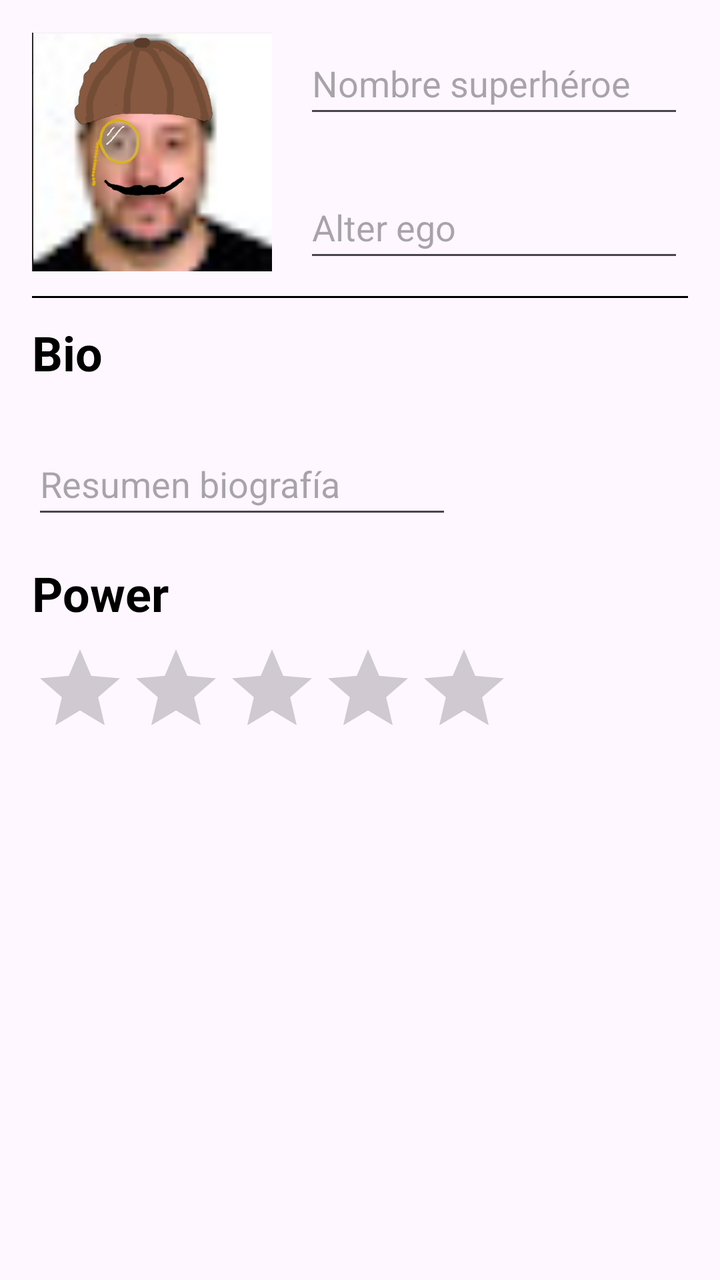
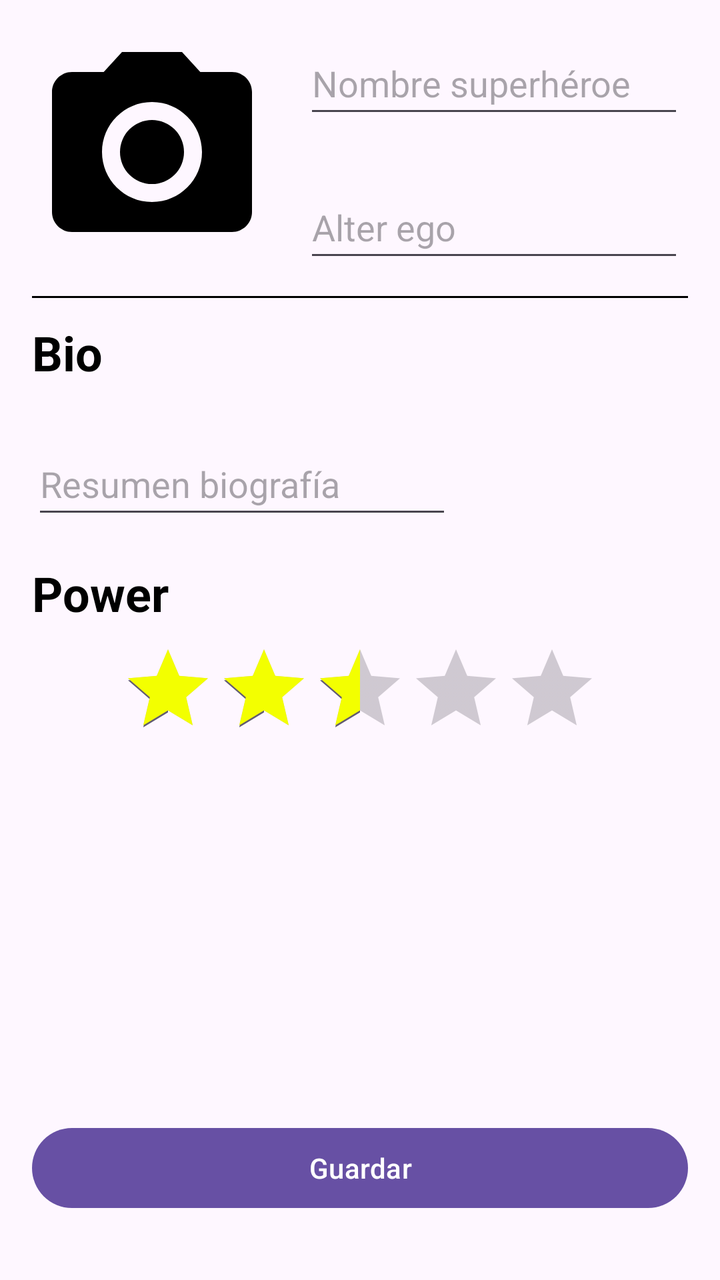

Two renders of the same Android screen: before a commit and after it. Below are the layout's source before the change and the commit's diff.
<!-- AndroidManifest.xml: application theme Theme.SuperHeroes -->
<!-- res/layout/activity_main.xml -->
<?xml version="1.0" encoding="utf-8"?>
<androidx.constraintlayout.widget.ConstraintLayout xmlns:android="http://schemas.android.com/apk/res/android"
    xmlns:app="http://schemas.android.com/apk/res-auto"
    xmlns:tools="http://schemas.android.com/tools"
    android:id="@+id/main"
    android:layout_width="match_parent"
    android:layout_height="match_parent"
    tools:context=".MainActivity">

    <ImageView
        android:id="@+id/HeroNameImage"
        android:layout_width="120dp"
        android:layout_height="120dp"
        android:layout_marginStart="16dp"
        android:layout_marginTop="16dp"
        app:layout_constraintStart_toStartOf="parent"
        app:layout_constraintTop_toTopOf="parent"
        app:srcCompat="@drawable/sebusca" />

    <EditText
        android:id="@+id/heroNameEdit"
        android:layout_width="190dp"
        android:layout_height="48dp"
        android:layout_marginStart="16dp"
        android:ems="10"
        android:hint="Nombre superhéroe"
        android:inputType="text"
        app:layout_constraintStart_toEndOf="@+id/HeroNameImage"
        app:layout_constraintTop_toTopOf="@+id/HeroNameImage" />

    <View
        android:id="@+id/view"
        android:layout_width="0dp"
        android:layout_height="1dp"
        android:layout_marginStart="16dp"
        android:layout_marginTop="132dp"
        android:layout_marginEnd="16dp"
        android:background="#000000"
        android:backgroundTint="#000000"
        app:layout_constraintEnd_toEndOf="parent"
        app:layout_constraintHorizontal_bias="0.0"
        app:layout_constraintStart_toStartOf="parent"
        app:layout_constraintTop_toTopOf="@id/HeroNameImage" />

    <EditText
        android:id="@+id/heroNameEdit2"
        android:layout_width="190dp"
        android:layout_height="48dp"
        android:layout_marginStart="16dp"
        android:ems="10"
        android:hint="Alter ego"
        android:inputType="text"
        app:layout_constraintBottom_toBottomOf="@+id/HeroNameImage"
        app:layout_constraintStart_toEndOf="@+id/HeroNameImage" />

    <TextView
        android:id="@+id/textBio"
        android:layout_width="wrap_content"
        android:layout_height="wrap_content"
        android:layout_marginStart="16dp"
        android:layout_marginTop="24dp"
        android:text="Bio"
        android:textColor="#000000"
        android:textSize="24sp"
        android:textStyle="bold"
        app:layout_constraintStart_toStartOf="parent"
        app:layout_constraintTop_toBottomOf="@+id/HeroNameImage" />

    <EditText
        android:id="@+id/editTextText3"
        android:layout_width="wrap_content"
        android:layout_height="wrap_content"
        android:layout_marginTop="24dp"
        android:ems="10"
        android:hint="Resumen biografía"
        android:inputType="text"
        android:minHeight="48dp"
        app:layout_constraintStart_toStartOf="@+id/textBio"
        app:layout_constraintTop_toBottomOf="@+id/textBio" />

    <TextView
        android:id="@+id/textPower"
        android:layout_width="wrap_content"
        android:layout_height="wrap_content"
        android:layout_marginStart="16dp"
        android:layout_marginTop="16dp"
        android:text="Power"
        android:textColor="#000000"
        android:textSize="24sp"
        android:textStyle="bold"
        app:layout_constraintStart_toStartOf="parent"
        app:layout_constraintTop_toBottomOf="@+id/editTextText3" />

    <RatingBar
        android:id="@+id/ratingBar"
        android:layout_width="wrap_content"
        android:layout_height="wrap_content"
        android:layout_marginStart="16dp"
        android:layout_marginTop="8dp"
        app:layout_constraintStart_toStartOf="parent"
        app:layout_constraintTop_toBottomOf="@+id/textPower" />

</androidx.constraintlayout.widget.ConstraintLayout>
<!-- resources referenced by this layout -->
<resources>
  <!-- drawable sebusca: png bitmap (drawable, 230033 bytes) -->
  <style name="Theme.SuperHeroes" parent="Base.Theme.SuperHeroes" />
  <style name="Base.Theme.SuperHeroes" parent="Theme.Material3.DayNight.NoActionBar">
          
          
      </style>
</resources>

<!-- the commit's change to res/layout/activity_main.xml (unified diff, before → after) -->
@@ -15,7 +15,7 @@
         android:layout_marginTop="16dp"
         app:layout_constraintStart_toStartOf="parent"
         app:layout_constraintTop_toTopOf="parent"
-        app:srcCompat="@drawable/sebusca" />
+        android:src="@drawable/camara" />
 
     <EditText
         android:id="@+id/heroNameEdit"
@@ -43,7 +43,7 @@
         app:layout_constraintTop_toTopOf="@id/HeroNameImage" />
 
     <EditText
-        android:id="@+id/heroNameEdit2"
+        android:id="@+id/alterEgoEdit"
         android:layout_width="190dp"
         android:layout_height="48dp"
         android:layout_marginStart="16dp"
@@ -92,12 +92,26 @@
         app:layout_constraintTop_toBottomOf="@+id/editTextText3" />
 
     <RatingBar
-        android:id="@+id/ratingBar"
+        android:id="@+id/power"
+        android:rating="2.5"
         android:layout_width="wrap_content"
         android:layout_height="wrap_content"
-        android:layout_marginStart="16dp"
         android:layout_marginTop="8dp"
+        android:progressTint="@color/amarillo"
+        app:layout_constraintEnd_toEndOf="parent"
         app:layout_constraintStart_toStartOf="parent"
         app:layout_constraintTop_toBottomOf="@+id/textPower" />
 
+    <Button
+        android:id="@+id/botonGuardar"
+        android:layout_width="0dp"
+        android:layout_height="wrap_content"
+        android:layout_marginBottom="32dp"
+        android:text="Guardar"
+
+        android:layout_marginHorizontal="16dp"
+        app:layout_constraintBottom_toBottomOf="parent"
+        app:layout_constraintEnd_toEndOf="parent"
+        app:layout_constraintStart_toStartOf="parent" />
+
 </androidx.constraintlayout.widget.ConstraintLayout>
<!-- resource entries referenced after the edit -->
@@ -1,6 +1,14 @@
 <!-- resources referenced by this layout -->
 <resources>
-  <!-- drawable sebusca: png bitmap (drawable, 230033 bytes) -->
+  <color name="amarillo">#F3FF00</color>
+  <!-- drawable camara (drawable) -->
+  <vector xmlns:android="http://schemas.android.com/apk/res/android" android:height="24dp" android:tint="#000000" android:viewportHeight="24" android:viewportWidth="24" android:width="24dp">
+        
+      <path android:fillColor="@android:color/white" android:pathData="M12,12m-3.2,0a3.2,3.2 0,1 1,6.4 0a3.2,3.2 0,1 1,-6.4 0"/>
+        
+      <path android:fillColor="@android:color/white" android:pathData="M9,2L7.17,4L4,4c-1.1,0 -2,0.9 -2,2v12c0,1.1 0.9,2 2,2h16c1.1,0 2,-0.9 2,-2L22,6c0,-1.1 -0.9,-2 -2,-2h-3.17L15,2L9,2zM12,17c-2.76,0 -5,-2.24 -5,-5s2.24,-5 5,-5 5,2.24 5,5 -2.24,5 -5,5z"/>
+      
+  </vector>
   <style name="Theme.SuperHeroes" parent="Base.Theme.SuperHeroes" />
   <style name="Base.Theme.SuperHeroes" parent="Theme.Material3.DayNight.NoActionBar">
           
